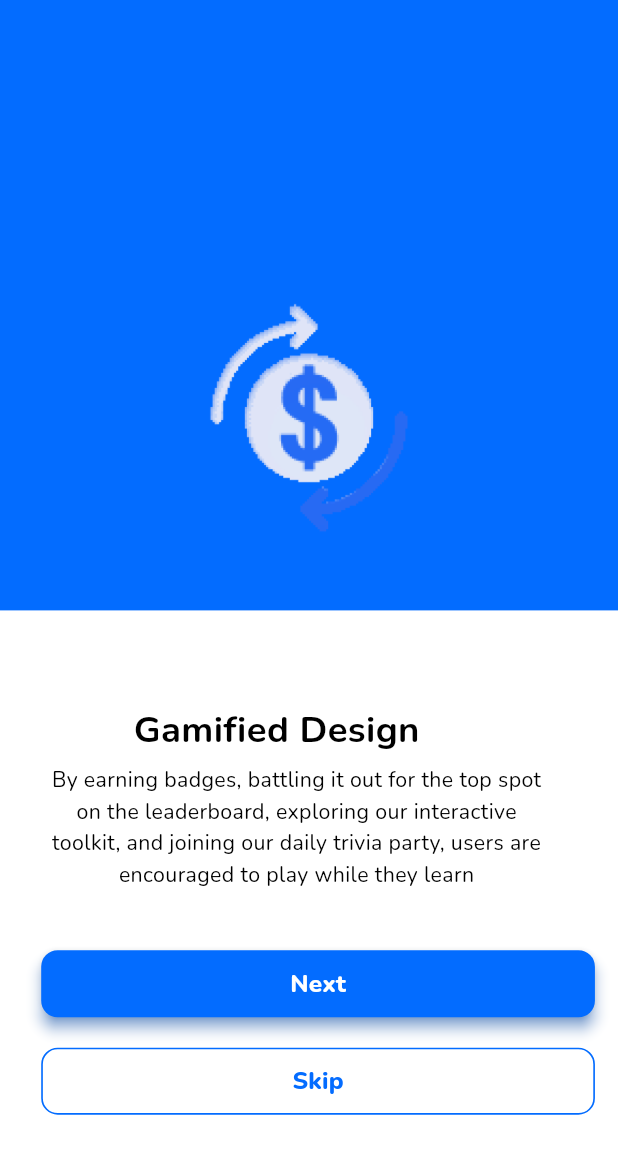
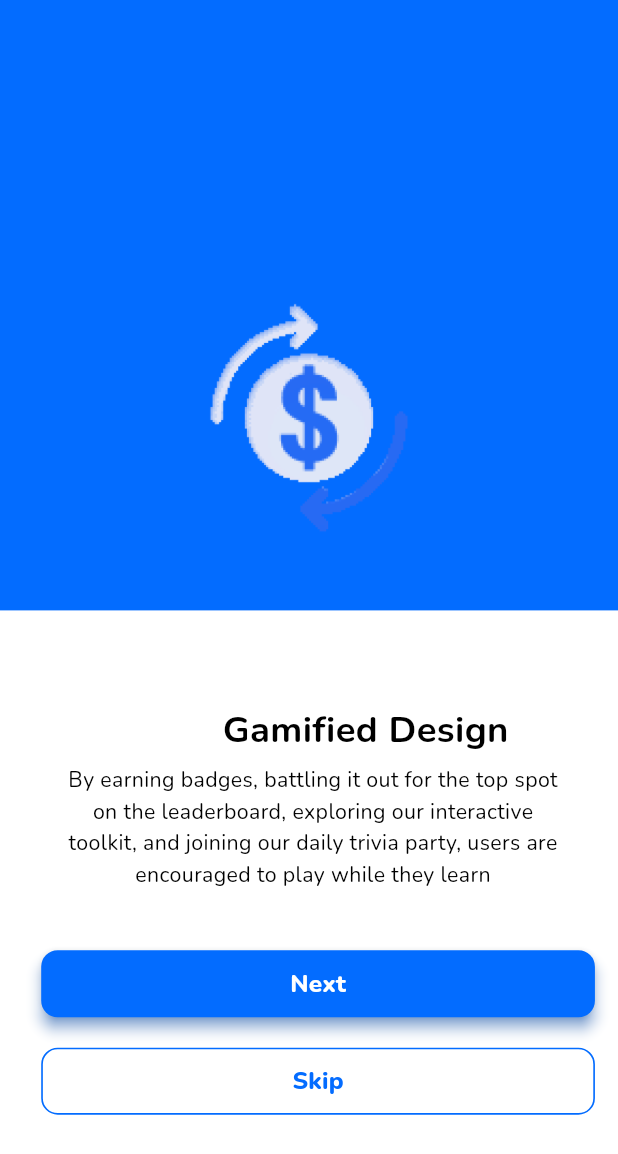
Before and after one commit to Adama101/FedaAfrica, a Flutter app: the SplashScreenOneScreen screen opened by its route, after a tap on "Next", on a phone screen of 412 x 824 dp. Shown: the top 1154 px of the screen. Run offline on Flutter 3.47's test engine with Material 3 defaults, Android fonts, the phone set to English and light mode, and no system bars; our stand-ins replace cached_network_image, carousel_slider, easy_date_timeline, flutter_svg, smooth_page_indicator.

Commit message:
first commit for 17 March

```diff
--- a/lib/routes/app_routes.dart
+++ b/lib/routes/app_routes.dart
@@ -13,7 +13,7 @@ import '../screens/others/reset_password_screen/reset_password_screen.dart';
 import '../screens/others/terms_conditions_screen/terms_conditions_screen.dart';
 import '../screens/parent_screens/home_screen_one_screen/home_screen_one_screen.dart';
 import '../screens/parent_screens/add_child_screen_two_screen/add_child_screen_two_screen.dart';
-import '../screens/child_screens/child_login_code_screen/child_login_code_screen.dart';
+import '../screens/parent_screens/child_login_code_screen/child_login_code_screen.dart';
 import '../screens/child_screens/child_welcome_screen/child_welcome_screen.dart';
 import '../screens/child_screens/quizz_screen/quizz_screen.dart';
 import '../screens/child_screens/child_login_screen/child_login_screen.dart';
--- a/lib/screens/others/splash_screen_one_screen/splash_screen_one_screen.dart
+++ b/lib/screens/others/splash_screen_one_screen/splash_screen_one_screen.dart
@@ -47,7 +47,7 @@ class SplashScreenOneScreen extends StatelessWidget {
   Widget _buildNine(BuildContext context) {
     return Container(
         width: double.maxFinite,
-        padding: EdgeInsets.symmetric(horizontal: 106.h, vertical: 56.v),
+        padding: EdgeInsets.symmetric(horizontal: 100.h, vertical: 50.v),
         decoration: AppDecoration.fillPrimary,
         child: Column(crossAxisAlignment: CrossAxisAlignment.end, children: [
           SizedBox(height: 139.v),
@@ -58,7 +58,7 @@ class SplashScreenOneScreen extends StatelessWidget {
         ]));
   }
 
-  /// Navigates to the splashScreenTwoScreen when the action is triggered.
+  /// Navigates to the next screen
   onTapNext(BuildContext context) {
     Navigator.pushNamed(context, AppRoutes.splashScreenTwoScreen);
   }
--- a/lib/screens/others/splash_screen_three_screen/splash_screen_three_screen.dart
+++ b/lib/screens/others/splash_screen_three_screen/splash_screen_three_screen.dart
@@ -58,10 +58,10 @@ class SplashScreenThreeScreen extends StatelessWidget {
             crossAxisAlignment: CrossAxisAlignment.end,
             mainAxisAlignment: MainAxisAlignment.end,
             children: [
-              SizedBox(height: 46.v),
+              SizedBox(height: 20.v),
               CustomImageView(
                   imagePath: ImageConstant.imgHttpsLottief183x250,
-                  height: 183.v,
+                  height: 180.v,
                   width: 250.h)
             ]));
   }
--- a/lib/screens/others/splash_screen_two_screen/splash_screen_two_screen.dart
+++ b/lib/screens/others/splash_screen_two_screen/splash_screen_two_screen.dart
@@ -18,13 +18,13 @@ class SplashScreenTwoScreen extends StatelessWidget {
                       _buildTwo(context),
                       SizedBox(height: 62.v),
                       Padding(
-                          padding: EdgeInsets.only(left: 81.h),
-                          child: Text("Gamified Design \r",
+                          padding: EdgeInsets.only(left: 135.h),
+                          child: Text("Gamified Design",
                               style: theme.textTheme.headlineSmall)),
                       SizedBox(height: 5.v),
                       Container(
                           width: 310.h,
-                          margin: EdgeInsets.only(left: 25.h, right: 38.h),
+                          margin: EdgeInsets.only(left: 35.h, right: 28.h),
                           child: Text(
                               "By earning badges, battling it out for the top spot on the leaderboard, exploring our interactive toolkit, and joining our daily trivia party, users are encouraged to play while they learn",
                               maxLines: 4,
@@ -64,14 +64,19 @@ class SplashScreenTwoScreen extends StatelessWidget {
             child: Padding(
                 padding: EdgeInsets.only(left: 25.h, right: 14.h),
                 child: Column(children: [
-                  CustomElevatedButton(text: "Next"),
+                  CustomElevatedButton(
+                    text: "Next",
+                    onPressed: () {
+                      onTapNext(context);
+                    },
+                  ),
                   SizedBox(height: 20.v),
                   CustomOutlinedButton(text: "Skip")
                 ]))));
   }
 
-  /// Navigates to the usertypeScreen when the action is triggered.
+  /// Navigates to the next screen
   onTapNext(BuildContext context) {
-    Navigator.pushNamed(context, AppRoutes.usertypeScreen);
+    Navigator.pushNamed(context, AppRoutes.splashScreenThreeScreen);
   }
 }
--- a/lib/screens/parent_screens/set_task_screen_dialog/set_task_screen_dialog.dart
+++ b/lib/screens/parent_screens/set_task_screen_dialog/set_task_screen_dialog.dart
@@ -65,8 +65,7 @@ class SetTaskScreenDialog extends StatelessWidget {
                             buttonStyle: CustomButtonStyles.fillPrimary,
                             buttonTextStyle: CustomTextStyles
                                 .titleSmallInterOnErrorContainer,
-                            onPressed: () {
-                              onTapFinish(context);
+                            onPressed: () {;
                             }),
                         Padding(
                             padding: EdgeInsets.symmetric(vertical: 13.v),
```
Also changed, not shown: lib/screens/others/splash_screen/splash_screen.dart (+18 -1 lines), lib/screens/parent_screens/child_login_code_screen/child_login_code_screen.dart (renamed from lib/screens/child_screens/child_login_code_screen/child_login_code_screen.dart).
